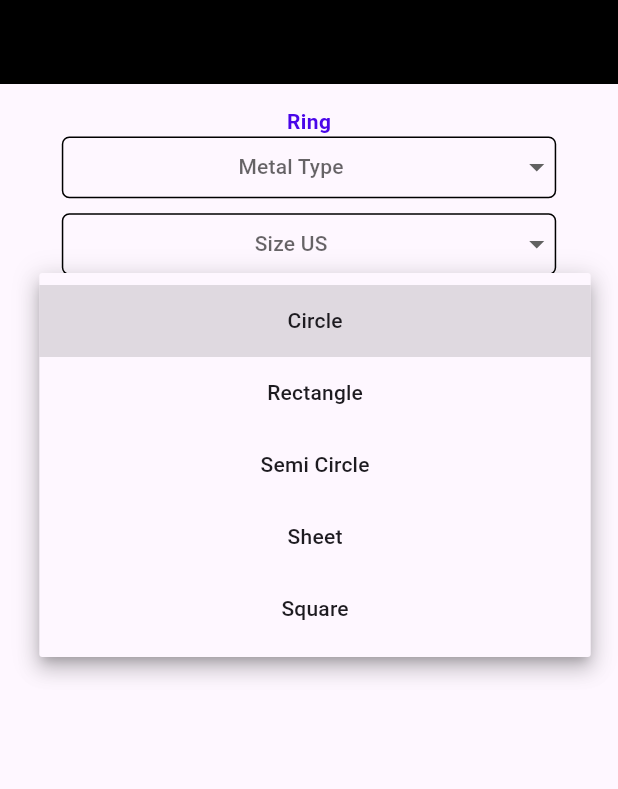
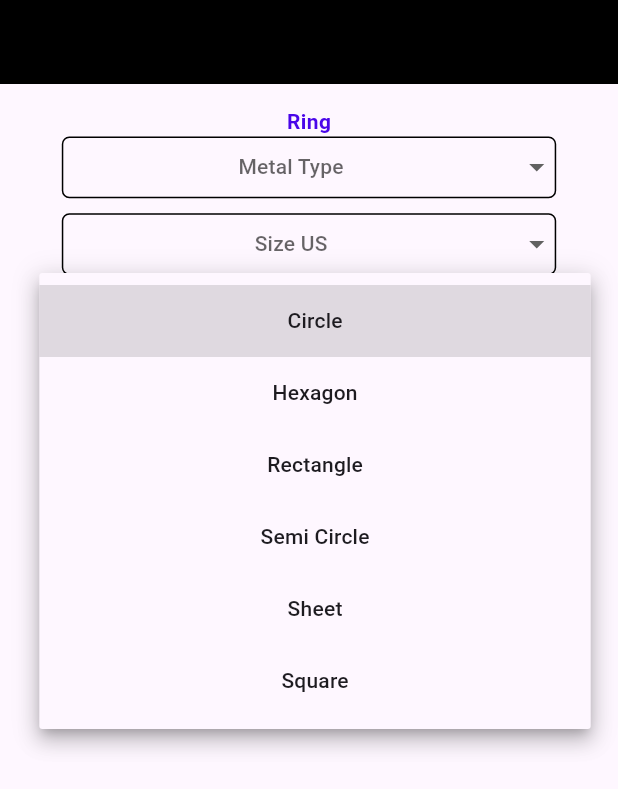
Before and after one commit to yayaya142/RING-Y-Code, a Flutter app: the screen it shows after launch, after a tap on "Shape", on a phone screen of 412 x 824 dp. Shown: the top 789 px of the screen. Run offline on Flutter 3.47's test engine with Material 3 defaults, Android fonts, the light colour scheme and no system bars; missing offline and left inert: flutter_tex.

Commit message:
add hexagon shape

```diff
--- a/lib/Services/Shapes/ShapesDataBase.dart
+++ b/lib/Services/Shapes/ShapesDataBase.dart
@@ -15,5 +15,6 @@ class ShapeDataBase {
     "Square",
     "Rectangle",
     "Sheet",
+    "Hexagon",
   ];
 }
--- a/lib/pages/home.dart
+++ b/lib/pages/home.dart
@@ -1,5 +1,4 @@
 // ignore_for_file: prefer_const_constructors, prefer_const_literals_to_create_immutables, library_private_types_in_public_api, use_key_in_widget_constructors, sort_child_properties_last
-import 'package:flutter/foundation.dart';
 import 'package:flutter/material.dart';
 import 'package:flutter/services.dart';
 import 'package:or_calculator/Services/DropDownDataBase.dart';
@@ -437,10 +436,21 @@ class _HomeState extends State<Home> {
                                   SizedBox(
                                     height: 5,
                                   ),
-                                  Text(
-                                    "Ring length: ${customerShapeLength.toStringAsFixed(1)} [mm]",
-                                    style:
-                                        TextStyle(fontSize: resultBoxTextSize),
+                                  Row(
+                                    mainAxisAlignment:
+                                        MainAxisAlignment.spaceEvenly,
+                                    children: [
+                                      Text(
+                                        "Ring length:",
+                                        style: TextStyle(
+                                            fontSize: resultBoxTextSize),
+                                      ),
+                                      Text(
+                                        " ${customerShapeLength.toStringAsFixed(1)} [mm]",
+                                        style: TextStyle(
+                                            fontSize: resultBoxTextSize),
+                                      ),
+                                    ],
                                   ),
                                   Text(
                                     "Ring weight: ${stockShapeWeight.toStringAsFixed(1)} [gr]",
--- a/lib/pages/homeShapes.dart
+++ b/lib/pages/homeShapes.dart
@@ -1,12 +1,12 @@
 // ignore_for_file: prefer_const_constructors
 
 import 'package:or_calculator/Services/Shapes/Circle.dart';
+import 'package:or_calculator/Services/Shapes/Hexagon.dart';
 import 'package:or_calculator/Services/Shapes/Rectangle.dart';
 import 'package:or_calculator/Services/Shapes/SemiCircle.dart';
 import 'package:or_calculator/Services/Shapes/Shapes.dart';
 import 'package:or_calculator/Services/Shapes/Sheet.dart';
 import 'package:or_calculator/Services/Shapes/Square.dart';
-
 
 class CreateShapeObject {
   MyShapes createShape(
@@ -22,6 +22,8 @@ class CreateShapeObject {
         return MySquare(width);
       case 'Sheet':
         return MySheet(width, thickness);
+      case 'Hexagon':
+        return MyHexagon(width);
       default:
         return MySquare(0);
     }
```
Also changed, not shown: lib/Services/Shapes/Hexagon.dart (added, +120 -0 lines), 1 other file.
